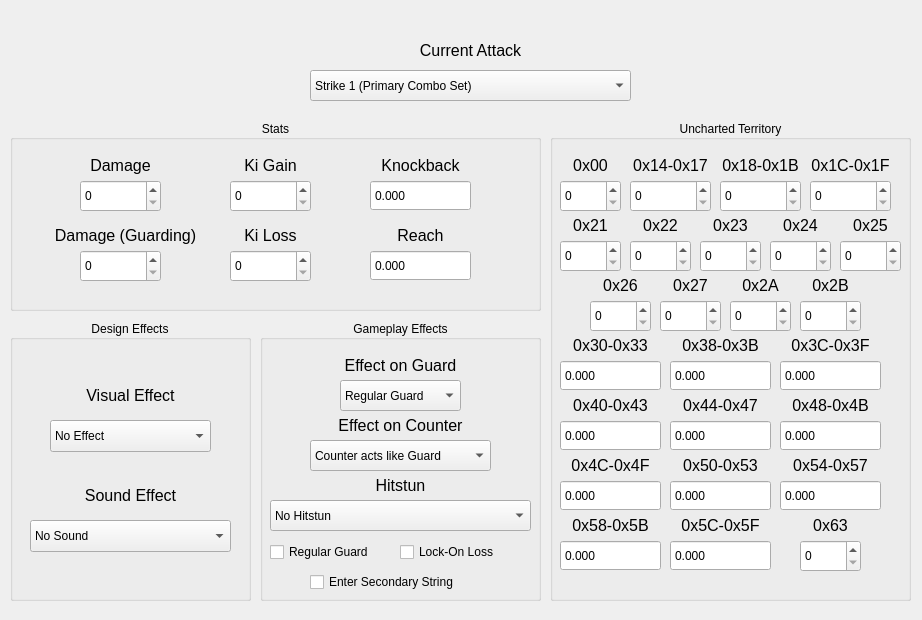
First picture: the form in src/ui/paramSections/meleeframe.ui, repository jagger1407/NeoStudio, before the edit.
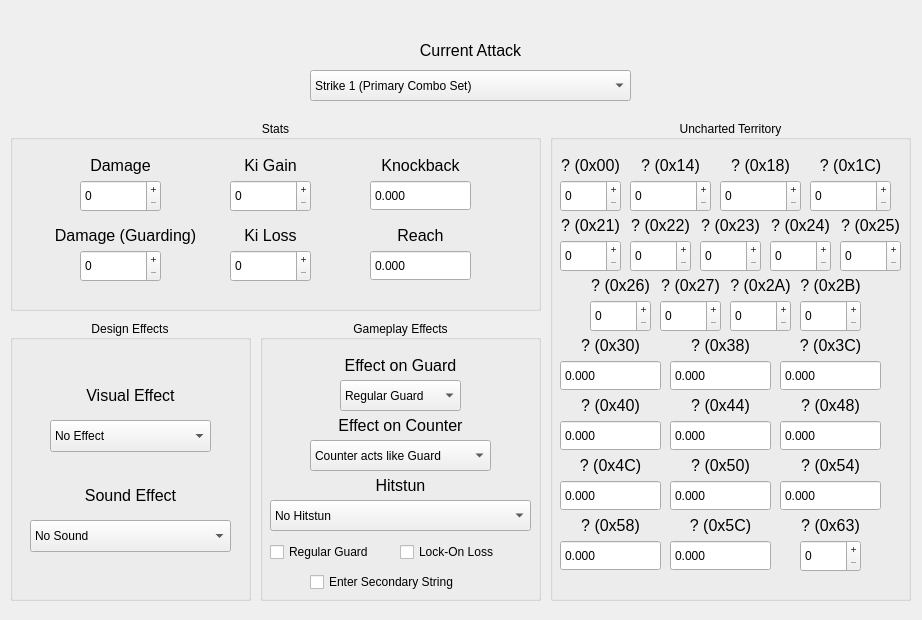
Second picture: the form after the edit.

```diff
--- a/src/ui/paramSections/meleeframe.ui
+++ b/src/ui/paramSections/meleeframe.ui
@@ -637,6 +637,9 @@
     <property name="styleSheet">
      <string notr="true"/>
     </property>
+    <property name="buttonSymbols">
+     <enum>QAbstractSpinBox::PlusMinus</enum>
+    </property>
     <property name="minimum">
      <number>0</number>
     </property>
@@ -683,6 +686,9 @@
     <property name="styleSheet">
      <string notr="true"/>
     </property>
+    <property name="buttonSymbols">
+     <enum>QAbstractSpinBox::PlusMinus</enum>
+    </property>
     <property name="minimum">
      <number>0</number>
     </property>
@@ -729,6 +735,9 @@
     <property name="styleSheet">
      <string notr="true"/>
     </property>
+    <property name="buttonSymbols">
+     <enum>QAbstractSpinBox::PlusMinus</enum>
+    </property>
     <property name="minimum">
      <number>0</number>
     </property>
@@ -775,6 +784,9 @@
     <property name="styleSheet">
      <string notr="true"/>
     </property>
+    <property name="buttonSymbols">
+     <enum>QAbstractSpinBox::PlusMinus</enum>
+    </property>
     <property name="minimum">
      <number>0</number>
     </property>
@@ -1636,7 +1648,7 @@
      <string>&lt;html&gt;&lt;head/&gt;&lt;body&gt;&lt;p&gt;An unknown 4-Byte parameter with the offset 0x14.&lt;/p&gt;&lt;p&gt;If you tinker with this, and have figured out what this parameter does, please DM me jagger1407#0389 so I can promptly add it to this tab.&lt;/p&gt;&lt;/body&gt;&lt;/html&gt;</string>
     </property>
     <property name="text">
-     <string>0x14-0x17</string>
+     <string>? (0x14)</string>
     </property>
     <property name="alignment">
      <set>Qt::AlignCenter</set>
@@ -1654,6 +1666,9 @@
     <property name="styleSheet">
      <string notr="true"/>
     </property>
+    <property name="buttonSymbols">
+     <enum>QAbstractSpinBox::PlusMinus</enum>
+    </property>
     <property name="minimum">
      <number>0</number>
     </property>
@@ -1663,6 +1678,9 @@
     <property name="value">
      <number>0</number>
     </property>
+    <property name="displayIntegerBase">
+     <number>16</number>
+    </property>
    </widget>
    <widget class="QSpinBox" name="UnknownSpinBox_2">
     <property name="geometry">
@@ -1676,6 +1694,9 @@
     <property name="styleSheet">
      <string notr="true"/>
     </property>
+    <property name="buttonSymbols">
+     <enum>QAbstractSpinBox::PlusMinus</enum>
+    </property>
     <property name="minimum">
      <number>0</number>
     </property>
@@ -1685,6 +1706,9 @@
     <property name="value">
      <number>0</number>
     </property>
+    <property name="displayIntegerBase">
+     <number>16</number>
+    </property>
    </widget>
    <widget class="QLabel" name="UnknownLbl_2">
     <property name="geometry">
@@ -1704,7 +1728,7 @@
      <string>&lt;html&gt;&lt;head/&gt;&lt;body&gt;&lt;p&gt;An unknown 4-Byte parameter with the offset 0x18.&lt;/p&gt;&lt;p&gt;If you tinker with this, and have figured out what this parameter does, please DM me jagger1407#0389 so I can promptly add it to this tab.&lt;/p&gt;&lt;/body&gt;&lt;/html&gt;</string>
     </property>
     <property name="text">
-     <string>0x18-0x1B</string>
+     <string>? (0x18)</string>
     </property>
     <property name="alignment">
      <set>Qt::AlignCenter</set>
@@ -1722,6 +1746,9 @@
     <property name="styleSheet">
      <string notr="true"/>
     </property>
+    <property name="buttonSymbols">
+     <enum>QAbstractSpinBox::PlusMinus</enum>
+    </property>
     <property name="minimum">
      <number>0</number>
     </property>
@@ -1731,6 +1758,9 @@
     <property name="value">
      <number>0</number>
     </property>
+    <property name="displayIntegerBase">
+     <number>16</number>
+    </property>
    </widget>
    <widget class="QLabel" name="UnknownLbl_3">
     <property name="geometry">
@@ -1750,7 +1780,7 @@
      <string>&lt;html&gt;&lt;head/&gt;&lt;body&gt;&lt;p&gt;An unknown 4-Byte parameter with the offset 0x1C.&lt;/p&gt;&lt;p&gt;If you tinker with this, and have figured out what this parameter does, please DM me jagger1407#0389 so I can promptly add it to this tab.&lt;/p&gt;&lt;/body&gt;&lt;/html&gt;</string>
     </property>
     <property name="text">
-     <string>0x1C-0x1F</string>
+     <string>? (0x1C)</string>
     </property>
     <property name="alignment">
      <set>Qt::AlignCenter</set>
@@ -1768,6 +1798,9 @@
     <property name="styleSheet">
      <string notr="true"/>
     </property>
+    <property name="buttonSymbols">
+     <enum>QAbstractSpinBox::PlusMinus</enum>
+    </property>
     <property name="minimum">
      <number>0</number>
     </property>
@@ -1777,6 +1810,9 @@
     <property name="value">
      <number>0</number>
     </property>
+    <property name="displayIntegerBase">
+     <number>16</number>
+    </property>
    </widget>
    <widget class="QLabel" name="UnknownLbl_4">
     <property name="geometry">
@@ -1796,7 +1832,7 @@
      <string>&lt;html&gt;&lt;head/&gt;&lt;body&gt;&lt;p&gt;An unknown 1-Byte parameter with the offset 0x21.&lt;/p&gt;&lt;p&gt;If you tinker with this, and have figured out what this parameter does, please DM me jagger1407#0389 so I can promptly add it to this tab.&lt;/p&gt;&lt;/body&gt;&lt;/html&gt;</string>
     </property>
     <property name="text">
-     <string>0x21</string>
+     <string>? (0x21)</string>
     </property>
     <property name="alignment">
      <set>Qt::AlignCenter</set>
@@ -1814,6 +1850,9 @@
     <property name="styleSheet">
      <string notr="true"/>
     </property>
+    <property name="buttonSymbols">
+     <enum>QAbstractSpinBox::PlusMinus</enum>
+    </property>
     <property name="minimum">
      <number>0</number>
     </property>
@@ -1823,6 +1862,9 @@
     <property name="value">
      <number>0</number>
     </property>
+    <property name="displayIntegerBase">
+     <number>16</number>
+    </property>
    </widget>
    <widget class="QLabel" name="UnknownLbl_5">
     <property name="geometry">
@@ -1842,7 +1884,7 @@
      <string>&lt;html&gt;&lt;head/&gt;&lt;body&gt;&lt;p&gt;An unknown 1-Byte parameter with the offset 0x22.&lt;/p&gt;&lt;p&gt;If you tinker with this, and have figured out what this parameter does, please DM me jagger1407#0389 so I can promptly add it to this tab.&lt;/p&gt;&lt;/body&gt;&lt;/html&gt;</string>
     </property>
     <property name="text">
-     <string>0x22</string>
+     <string>? (0x22)</string>
     </property>
     <property name="alignment">
      <set>Qt::AlignCenter</set>
@@ -1866,7 +1908,7 @@
      <string>&lt;html&gt;&lt;head/&gt;&lt;body&gt;&lt;p&gt;An unknown 1-Byte parameter with the offset 0x23.&lt;/p&gt;&lt;p&gt;If you tinker with this, and have figured out what this parameter does, please DM me jagger1407#0389 so I can promptly add it to this tab.&lt;/p&gt;&lt;/body&gt;&lt;/html&gt;</string>
     </property>
     <property name="text">
-     <string>0x23</string>
+     <string>? (0x23)</string>
     </property>
     <property name="alignment">
      <set>Qt::AlignCenter</set>
@@ -1884,6 +1926,9 @@
     <property name="styleSheet">
      <string notr="true"/>
     </property>
+    <property name="buttonSymbols">
+     <enum>QAbstractSpinBox::PlusMinus</enum>
+    </property>
     <property name="minimum">
      <number>0</number>
     </property>
@@ -1893,6 +1938,9 @@
     <property name="value">
      <number>0</number>
     </property>
+    <property name="displayIntegerBase">
+     <number>16</number>
+    </property>
    </widget>
    <widget class="QSpinBox" name="UnknownSpinBox_7">
     <property name="geometry">
@@ -1906,6 +1954,9 @@
     <property name="styleSheet">
      <string notr="true"/>
     </property>
+    <property name="buttonSymbols">
+     <enum>QAbstractSpinBox::PlusMinus</enum>
+    </property>
     <property name="minimum">
      <number>0</number>
     </property>
@@ -1915,6 +1966,9 @@
     <property name="value">
      <number>0</number>
     </property>
+    <property name="displayIntegerBase">
+     <number>16</number>
+    </property>
    </widget>
    <widget class="QLabel" name="UnknownLbl_7">
     <property name="geometry">
@@ -1934,7 +1988,7 @@
      <string>&lt;html&gt;&lt;head/&gt;&lt;body&gt;&lt;p&gt;An unknown 1-Byte parameter with the offset 0x24.&lt;/p&gt;&lt;p&gt;If you tinker with this, and have figured out what this parameter does, please DM me jagger1407#0389 so I can promptly add it to this tab.&lt;/p&gt;&lt;/body&gt;&lt;/html&gt;</string>
     </property>
     <property name="text">
-     <string>0x24</string>
+     <string>? (0x24)</string>
     </property>
     <property name="alignment">
      <set>Qt::AlignCenter</set>
@@ -1958,7 +2012,7 @@
      <string>&lt;html&gt;&lt;head/&gt;&lt;body&gt;&lt;p&gt;An unknown 1-Byte parameter with the offset 0x27.&lt;/p&gt;&lt;p&gt;If you tinker with this, and have figured out what this parameter does, please DM me jagger1407#0389 so I can promptly add it to this tab.&lt;/p&gt;&lt;/body&gt;&lt;/html&gt;</string>
     </property>
     <property name="text">
-     <string>0x27</string>
+     <string>? (0x27)</string>
     </property>
     <property name="alignment">
      <set>Qt::AlignCenter</set>
@@ -1976,6 +2030,9 @@
     <property name="styleSheet">
      <string notr="true"/>
     </property>
+    <property name="buttonSymbols">
+     <enum>QAbstractSpinBox::PlusMinus</enum>
+    </property>
     <property name="minimum">
      <number>0</number>
     </property>
@@ -1985,6 +2042,9 @@
     <property name="value">
      <number>0</number>
     </property>
+    <property name="displayIntegerBase">
+     <number>16</number>
+    </property>
    </widget>
    <widget class="QSpinBox" name="UnknownSpinBox_9">
     <property name="geometry">
@@ -1998,6 +2058,9 @@
     <property name="styleSheet">
      <string notr="true"/>
     </property>
+    <property name="buttonSymbols">
+     <enum>QAbstractSpinBox::PlusMinus</enum>
+    </property>
     <property name="minimum">
      <number>0</number>
     </property>
@@ -2007,6 +2070,9 @@
     <property name="value">
      <number>0</number>
     </property>
+    <property name="displayIntegerBase">
+     <number>16</number>
+    </property>
    </widget>
    <widget class="QSpinBox" name="UnknownSpinBox_10">
     <property name="geometry">
@@ -2020,6 +2086,9 @@
     <property name="styleSheet">
      <string notr="true"/>
     </property>
+    <property name="buttonSymbols">
+     <enum>QAbstractSpinBox::PlusMinus</enum>
+    </property>
     <property name="minimum">
      <number>0</number>
     </property>
@@ -2029,6 +2098,9 @@
     <property name="value">
      <number>0</number>
     </property>
+    <property name="displayIntegerBase">
+     <number>16</number>
+    </property>
    </widget>
    <widget class="QLabel" name="UnknownLbl_9">
     <property name="geometry">
@@ -2048,7 +2120,7 @@
      <string>&lt;html&gt;&lt;head/&gt;&lt;body&gt;&lt;p&gt;An unknown 1-Byte parameter with the offset 0x25.&lt;/p&gt;&lt;p&gt;If you tinker with this, and have figured out what this parameter does, please DM me jagger1407#0389 so I can promptly add it to this tab.&lt;/p&gt;&lt;/body&gt;&lt;/html&gt;</string>
     </property>
     <property name="text">
-     <string>0x25</string>
+     <string>? (0x25)</string>
     </property>
     <property name="alignment">
      <set>Qt::AlignCenter</set>
@@ -2072,7 +2144,7 @@
      <string>&lt;html&gt;&lt;head/&gt;&lt;body&gt;&lt;p&gt;An unknown 1-Byte parameter with the offset 0x26.&lt;/p&gt;&lt;p&gt;If you tinker with this, and have figured out what this parameter does, please DM me jagger1407#0389 so I can promptly add it to this tab.&lt;/p&gt;&lt;/body&gt;&lt;/html&gt;</string>
     </property>
     <property name="text">
-     <string>0x26</string>
+     <string>? (0x26)</string>
     </property>
     <property name="alignment">
      <set>Qt::AlignCenter</set>
@@ -2090,6 +2162,9 @@
     <property name="styleSheet">
      <string notr="true"/>
     </property>
+    <property name="buttonSymbols">
+     <enum>QAbstractSpinBox::PlusMinus</enum>
+    </property>
     <property name="minimum">
      <number>0</number>
     </property>
@@ -2099,6 +2174,9 @@
     <property name="value">
      <number>0</number>
     </property>
+    <property name="displayIntegerBase">
+     <number>16</number>
+    </property>
    </widget>
    <widget class="QLabel" name="UnknownLbl_11">
     <property name="geometry">
@@ -2118,7 +2196,7 @@
      <string>&lt;html&gt;&lt;head/&gt;&lt;body&gt;&lt;p&gt;An unknown 1-Byte parameter with the offset 0x2A.&lt;/p&gt;&lt;p&gt;If you tinker with this, and have figured out what this parameter does, please DM me jagger1407#0389 so I can promptly add it to this tab.&lt;/p&gt;&lt;/body&gt;&lt;/html&gt;</string>
     </property>
     <property name="text">
-     <string>0x2A</string>
+     <string>? (0x2A)</string>
     </property>
     <property name="alignment">
      <set>Qt::AlignCenter</set>
@@ -2136,6 +2214,9 @@
     <property name="styleSheet">
      <string notr="true"/>
     </property>
+    <property name="buttonSymbols">
+     <enum>QAbstractSpinBox::PlusMinus</enum>
+    </property>
     <property name="minimum">
      <number>0</number>
     </property>
@@ -2145,6 +2226,9 @@
     <property name="value">
      <number>0</number>
     </property>
+    <property name="displayIntegerBase">
+     <number>16</number>
+    </property>
    </widget>
    <widget class="QLabel" name="UnknownLbl_12">
     <property name="geometry">
@@ -2164,7 +2248,7 @@
      <string>&lt;html&gt;&lt;head/&gt;&lt;body&gt;&lt;p&gt;An unknown 1-Byte parameter with the offset 0x2B.&lt;/p&gt;&lt;p&gt;If you tinker with this, and have figured out what this parameter does, please DM me jagger1407#0389 so I can promptly add it to this tab.&lt;/p&gt;&lt;/body&gt;&lt;/html&gt;</string>
     </property>
     <property name="text">
-     <string>0x2B</string>
+     <string>? (0x2B)</string>
     </property>
     <property name="alignment">
      <set>Qt::AlignCenter</set>
@@ -2218,7 +2302,7 @@
 &lt;p style=&quot; margin-top:12px; margin-bottom:12px; margin-left:0px; margin-right:0px; -qt-block-indent:0; text-indent:0px;&quot;&gt;If you tinker with this, and have figured out what this parameter does, please DM me jagger1407#0389 so I can promptly add it to this tab.&lt;/p&gt;&lt;/body&gt;&lt;/html&gt;</string>
     </property>
     <property name="text">
-     <string>0x38-0x3B</string>
+     <string>? (0x38)</string>
     </property>
     <property name="alignment">
      <set>Qt::AlignCenter</set>
@@ -2250,7 +2334,7 @@
 &lt;p style=&quot; margin-top:12px; margin-bottom:12px; margin-left:0px; margin-right:0px; -qt-block-indent:0; text-indent:0px;&quot;&gt;If you tinker with this, and have figured out what this parameter does, please DM me jagger1407#0389 so I can promptly add it to this tab.&lt;/p&gt;&lt;/body&gt;&lt;/html&gt;</string>
     </property>
     <property name="text">
-     <string>0x3C-0x3F</string>
+     <string>? (0x3C)</string>
     </property>
     <property name="alignment">
      <set>Qt::AlignCenter</set>
@@ -2282,7 +2366,7 @@
 &lt;p style=&quot; margin-top:12px; margin-bottom:12px; margin-left:0px; margin-right:0px; -qt-block-indent:0; text-indent:0px;&quot;&gt;If you tinker with this, and have figured out what this parameter does, please DM me jagger1407#0389 so I can promptly add it to this tab.&lt;/p&gt;&lt;/body&gt;&lt;/html&gt;</string>
     </property>
     <property name="text">
-     <string>0x40-0x43</string>
+     <string>? (0x40)</string>
     </property>
     <property name="alignment">
      <set>Qt::AlignCenter</set>
@@ -2314,7 +2398,7 @@
 &lt;p style=&quot; margin-top:12px; margin-bottom:12px; margin-left:0px; margin-right:0px; -qt-block-indent:0; text-indent:0px;&quot;&gt;If you tinker with this, and have figured out what this parameter does, please DM me jagger1407#0389 so I can promptly add it to this tab.&lt;/p&gt;&lt;/body&gt;&lt;/html&gt;</string>
     </property>
     <property name="text">
-     <string>0x44-0x47</string>
+     <string>? (0x44)</string>
     </property>
     <property name="alignment">
      <set>Qt::AlignCenter</set>
@@ -2338,7 +2422,7 @@
      <string>&lt;html&gt;&lt;head/&gt;&lt;body&gt;&lt;p&gt;An unknown Floating-Point parameter with the offset 0x48.&lt;/p&gt;&lt;p&gt;If you tinker with this, and have figured out what this parameter does, please DM me jagger1407#0389 so I can promptly add it to this tab.&lt;/p&gt;&lt;/body&gt;&lt;/html&gt;</string>
     </property>
     <property name="text">
-     <string>0x48-0x4B</string>
+     <string>? (0x48)</string>
     </property>
     <property name="alignment">
      <set>Qt::AlignCenter</set>
@@ -2370,7 +2454,7 @@
 &lt;p style=&quot; margin-top:12px; margin-bottom:12px; margin-left:0px; margin-right:0px; -qt-block-indent:0; text-indent:0px;&quot;&gt;If you tinker with this, and have figured out what this parameter does, please DM me jagger1407#0389 so I can promptly add it to this tab.&lt;/p&gt;&lt;/body&gt;&lt;/html&gt;</string>
     </property>
     <property name="text">
-     <string>0x4C-0x4F</string>
+     <string>? (0x4C)</string>
     </property>
     <property name="alignment">
      <set>Qt::AlignCenter</set>
@@ -2394,7 +2478,7 @@
      <string>&lt;html&gt;&lt;head/&gt;&lt;body&gt;&lt;p&gt;An unknown Floating-Point parameter with the offset 0x50.&lt;/p&gt;&lt;p&gt;If you tinker with this, and have figured out what this parameter does, please DM me jagger1407#0389 so I can promptly add it to this tab.&lt;/p&gt;&lt;/body&gt;&lt;/html&gt;</string>
     </property>
     <property name="text">
-     <string>0x50-0x53</string>
+     <string>? (0x50)</string>
     </property>
     <property name="alignment">
      <set>Qt::AlignCenter</set>
@@ -2418,7 +2502,7 @@
      <string>&lt;html&gt;&lt;head/&gt;&lt;body&gt;&lt;p&gt;An unknown Floating-Point parameter with the offset 0x54.&lt;/p&gt;&lt;p&gt;If you tinker with this, and have figured out what this parameter does, please DM me jagger1407#0389 so I can promptly add it to this tab.&lt;/p&gt;&lt;/body&gt;&lt;/html&gt;</string>
     </property>
     <property name="text">
-     <string>0x54-0x57</string>
+     <string>? (0x54)</string>
     </property>
     <property name="alignment">
      <set>Qt::AlignCenter</set>
@@ -2442,7 +2526,7 @@
      <string>&lt;html&gt;&lt;head/&gt;&lt;body&gt;&lt;p&gt;An unknown Floating-Point parameter with the offset 0x58.&lt;/p&gt;&lt;p&gt;If you tinker with this, and have figured out what this parameter does, please DM me jagger1407#0389 so I can promptly add it to this tab.&lt;/p&gt;&lt;/body&gt;&lt;/html&gt;</string>
     </property>
     <property name="text">
-     <string>0x58-0x5B</string>
+     <string>? (0x58)</string>
     </property>
     <property name="alignment">
      <set>Qt::AlignCenter</set>
@@ -2466,7 +2550,7 @@
      <string>&lt;html&gt;&lt;head/&gt;&lt;body&gt;&lt;p&gt;An unknown Floating-Point parameter with the offset 0x5C.&lt;/p&gt;&lt;p&gt;If you tinker with this, and have figured out what this parameter does, please DM me jagger1407#0389 so I can promptly add it to this tab.&lt;/p&gt;&lt;/body&gt;&lt;/html&gt;</string>
     </property>
     <property name="text">
-     <string>0x5C-0x5F</string>
+     <string>? (0x5C)</string>
     </property>
     <property name="alignment">
      <set>Qt::AlignCenter</set>
@@ -2484,6 +2568,9 @@
     <property name="styleSheet">
      <string notr="true"/>
     </property>
+    <property name="buttonSymbols">
+     <enum>QAbstractSpinBox::PlusMinus</enum>
+    </property>
     <property name="minimum">
      <number>0</number>
     </property>
@@ -2493,6 +2580,9 @@
     <property name="value">
      <number>0</number>
     </property>
+    <property name="displayIntegerBase">
+     <number>16</number>
+    </property>
    </widget>
    <widget class="QLabel" name="UnknownLbl_23">
     <property name="geometry">
@@ -2512,7 +2602,7 @@
      <string>&lt;html&gt;&lt;head/&gt;&lt;body&gt;&lt;p&gt;An unknown 1-Byte parameter with the offset 0x63.&lt;/p&gt;&lt;p&gt;If you tinker with this, and have figured out what this parameter does, please DM me jagger1407#0389 so I can promptly add it to this tab.&lt;/p&gt;&lt;/body&gt;&lt;/html&gt;</string>
     </property>
     <property name="text">
-     <string>0x63</string>
+     <string>? (0x63)</string>
     </property>
     <property name="alignment">
      <set>Qt::AlignCenter</set>
@@ -2728,6 +2818,9 @@
     <property name="styleSheet">
      <string notr="true"/>
     </property>
+    <property name="buttonSymbols">
+     <enum>QAbstractSpinBox::PlusMinus</enum>
+    </property>
     <property name="minimum">
      <number>0</number>
     </property>
@@ -2737,6 +2830,9 @@
     <property name="value">
      <number>0</number>
     </property>
+    <property name="displayIntegerBase">
+     <number>16</number>
+    </property>
    </widget>
    <widget class="QLabel" name="UnknownLbl_24">
     <property name="geometry">
@@ -2756,7 +2852,7 @@
      <string>&lt;html&gt;&lt;head/&gt;&lt;body&gt;&lt;p&gt;An unknown 1-Byte parameter with the offset 0x00.&lt;/p&gt;&lt;p&gt;If you tinker with this, and have figured out what this parameter does, please DM me jagger1407#0389 so I can promptly add it to this tab.&lt;/p&gt;&lt;/body&gt;&lt;/html&gt;</string>
     </property>
     <property name="text">
-     <string>0x00</string>
+     <string>? (0x00)</string>
     </property>
     <property name="alignment">
      <set>Qt::AlignCenter</set>
@@ -2788,7 +2884,7 @@
 &lt;p style=&quot; margin-top:12px; margin-bottom:12px; margin-left:0px; margin-right:0px; -qt-block-indent:0; text-indent:0px;&quot;&gt;If you tinker with this, and have figured out what this parameter does, please DM me jagger1407#0389 so I can promptly add it to this tab.&lt;/p&gt;&lt;/body&gt;&lt;/html&gt;</string>
     </property>
     <property name="text">
-     <string>0x30-0x33</string>
+     <string>? (0x30)</string>
     </property>
     <property name="alignment">
      <set>Qt::AlignCenter</set>
```
Left out of the diff: 12 changed lines with no effect on the pictures.
